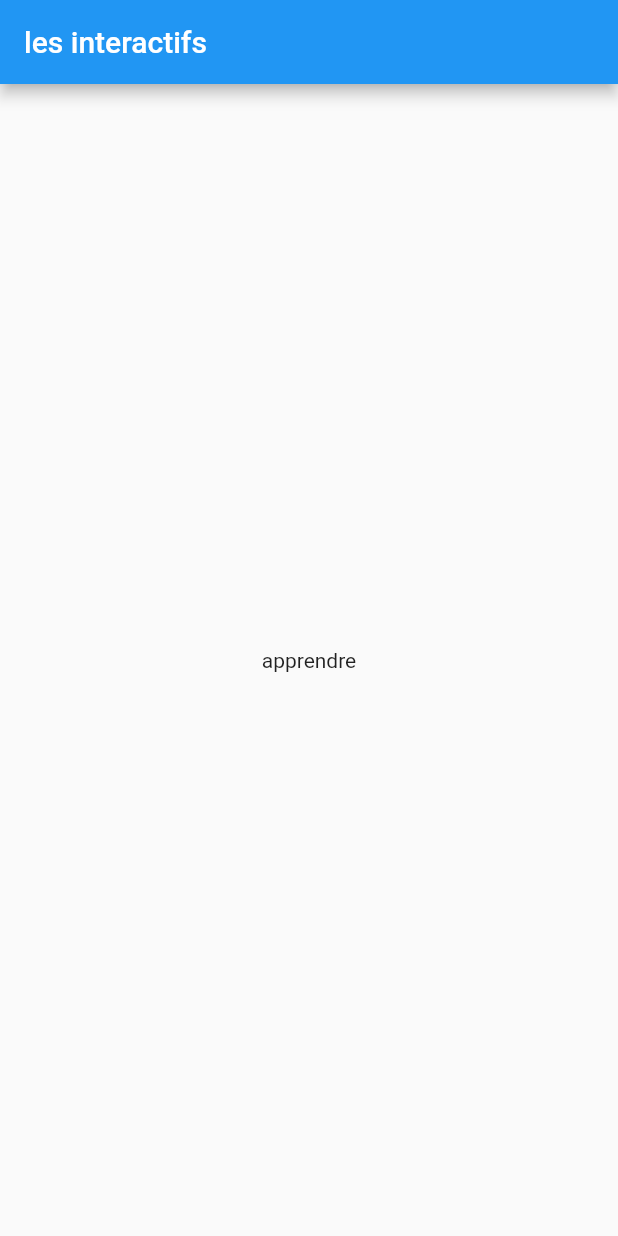
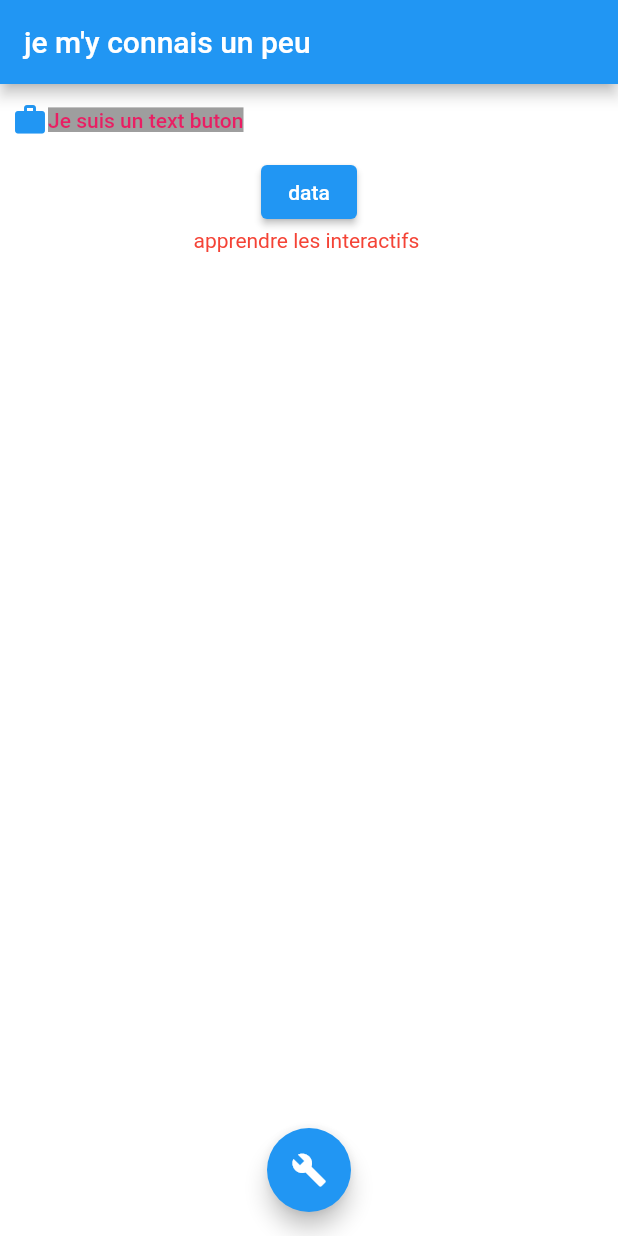
Before and after one commit to FranckObite/ChallengeSection12, a Flutter app: the screen it shows after launch, on a phone screen of 412 x 824 dp. Run offline on Flutter 3.47's test engine with Material 2 defaults, Android fonts, the phone set to English and light mode, and no system bars.

Commit message:
second commit

```diff
--- a/lib/interactif_Page.dart
+++ b/lib/interactif_Page.dart
@@ -8,6 +8,10 @@ class InteractifPage extends StatefulWidget {
 }
 
 class _InteractifPageState extends State<InteractifPage> {
+  Color background = Colors.white;
+  Color textofColor = Colors.red;
+  bool textButon = true;
+
   @override
   void initState() {
     // TODO: implement initState
@@ -26,10 +30,66 @@ class _InteractifPageState extends State<InteractifPage> {
   @override
   Widget build(BuildContext context) {
     return Scaffold(
+      backgroundColor: background,
       appBar: AppBar(
-        title: Text('les interactifs'),
+        title: Text(miseAjourTextBar()),
       ),
-      body: Center(child: Text("apprendre")),
+      body: Center(
+          child: Column(
+        children: [
+          TextButton(
+            onPressed: miseAjourAppBar,
+            child: Row(
+              children: [
+                Icon(Icons.work),
+                textButtonText(),
+              ],
+            ),
+          ),
+          ElevatedButton(
+              onPressed: () {
+                print('salut');
+              },
+              child: const Text("data")),
+          Text(
+            "apprendre les interactifs ",
+            style: TextStyle(color: textofColor),
+          )
+        ],
+      )),
+      floatingActionButton: FloatingActionButton(
+        onPressed: () {
+          miseAjourCouleur();
+          //code du void callback
+        },
+        child: Icon(Icons.build),
+      ),
+      //floatingActionButtonLocation: FloatingActionButtonLocation.endTop,
+      floatingActionButtonLocation: FloatingActionButtonLocation.centerFloat,
+    );
+  }
+
+  miseAjourAppBar() {
+    setState(
+      () => textButon = !textButon,
+    );
+  }
+
+  miseAjourCouleur() {
+    setState(() {
+      background = (background == Colors.white) ? Colors.amber : Colors.white;
+      textofColor = (textofColor == Colors.red) ? Colors.black : Colors.red;
+    });
+  }
+
+  String miseAjourTextBar() {
+    return (textButon) ? "je m'y connais un peu" : "les interactifs";
+  }
+
+  Text textButtonText() {
+    return const Text(
+      "Je suis un text buton",
+      style: TextStyle(color: Colors.pink, backgroundColor: Colors.grey),
     );
   }
 }
```
